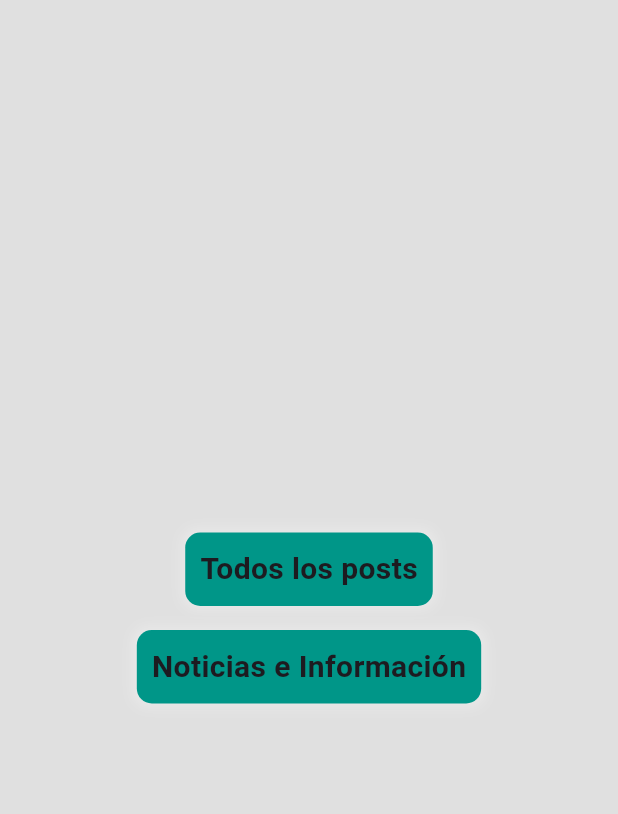
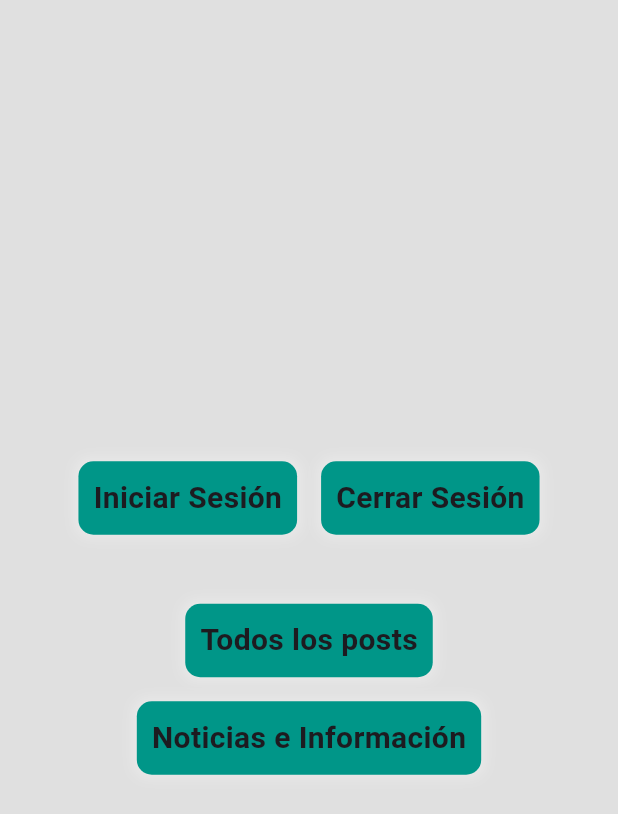
Before and after one commit to lenonay/hbd-app, a Flutter app: the screen it shows after launch, on a phone screen of 412 x 824 dp. Shown: the top 814 px of the screen. Run offline on Flutter 3.47's test engine with Material 3 defaults, Android fonts, the phone set to English and light mode, and no system bars; our stand-ins replace cookie_jar, dio, dio_cookie_manager, flutter_dotenv.

Commit message:
Auth system, functional

```diff
--- /dev/null
+++ b/lib/core/network/api_routes.dart
@@ -0,0 +1,4 @@
+class ApiRoutes {
+  static const login = "/account/login";
+  static const suggestions = "/v1/suggestions";
+}
--- a/lib/data/env.dart
+++ b/lib/data/env.dart
@@ -1,5 +1,11 @@
 import 'package:flutter_dotenv/flutter_dotenv.dart';
 
 class Env {
+  static final String apiToken = dotenv.env['API_TOKEN']!;
+  static final String apiURL = dotenv.env["API_URL"]!;
   static final String baseApi = dotenv.env['BASE_API']!;
+  static final String dfImgFull = dotenv.env["DF_IMG_FULL"]!;
+  static final String dfImgLarge = dotenv.env["DF_IMG_LARGE"]!;
+  static final String dfImgMedium = dotenv.env["DF_IMG_MEDIUM"]!;
+  static final String dfImgThumbnail = dotenv.env["DF_IMG_THUMBNAIL"]!;
 }
--- a/lib/main.dart
+++ b/lib/main.dart
@@ -1,5 +1,6 @@
 import 'package:flutter/material.dart';
 import 'package:flutter_dotenv/flutter_dotenv.dart';
+import 'package:wp_integration/core/network/dio_client.dart';
 
 import 'package:wp_integration/routes/app_routes.dart';
 import 'package:wp_integration/routes/route_generator.dart';
@@ -7,6 +8,9 @@ import 'package:wp_integration/routes/route_generator.dart';
 void main() async {
   // Cargar el dotenv
   await dotenv.load(fileName: ".env");
+
+  final dioClient = DioClient();
+  await dioClient.init();
 
   runApp(const MainApp());
 }
@@ -19,7 +23,7 @@ class MainApp extends StatelessWidget {
     return MaterialApp(
       debugShowCheckedModeBanner: false,
       initialRoute: AppRoutes.homeScreen,
-      onGenerateRoute: RouteGenerator.generateRoute
+      onGenerateRoute: RouteGenerator.generateRoute,
     );
   }
 }
--- a/lib/routes/app_routes.dart
+++ b/lib/routes/app_routes.dart
@@ -3,4 +3,5 @@ class AppRoutes {
   static const String gridScreen = "/grid";
   static const String dividedScreen = "/divided";
   static const String postDetail = "/postDetail";
+  static const String loginFormScreen = "/login";
 }
--- a/lib/routes/route_generator.dart
+++ b/lib/routes/route_generator.dart
@@ -6,6 +6,7 @@ import 'package:wp_integration/screens/divided_screen.dart';
 import 'package:wp_integration/screens/grid_screen.dart';
 import 'package:wp_integration/screens/home_screen.dart';
 import 'package:wp_integration/screens/post_detail_screen.dart';
+import 'package:wp_integration/screens/login_form_screen.dart';
 
 class RouteGenerator {
   static Route<dynamic> generateRoute(RouteSettings settings) {
@@ -30,6 +31,9 @@ class RouteGenerator {
           return _errorRoute();
         }
 
+      case AppRoutes.loginFormScreen:
+        return MaterialPageRoute(builder: (_) => LoginFormScreen());
+
       default:
         return _errorRoute();
     }
--- a/lib/screens/home_screen.dart
+++ b/lib/screens/home_screen.dart
@@ -1,8 +1,49 @@
 import 'package:flutter/material.dart';
+import 'package:wp_integration/core/network/dio_client.dart';
 import 'package:wp_integration/routes/app_routes.dart';
+import 'package:wp_integration/widgets/route_button.dart';
 
 class HomeScreen extends StatelessWidget {
   const HomeScreen({super.key});
+
+  void _handleLogout(BuildContext context) async {
+    final dioClient = DioClient();
+    final hadAuth = await dioClient.hasTokenCookie();
+
+    try {
+      dioClient.logout();
+
+      if (!context.mounted) return;
+      ScaffoldMessenger.of(context).showSnackBar(
+        SnackBar(
+          content: Text(
+            hadAuth
+                ? "Sesión cerrada correctamente"
+                : "No ha iniciado sesión previamente",
+            style: snackBarTextStyle(),
+            textAlign: TextAlign.center,
+          ),
+          backgroundColor: hadAuth ? Colors.lightBlueAccent : Colors.blueGrey,
+        ),
+      );
+    } catch (err) {
+      if (!context.mounted) return;
+      ScaffoldMessenger.of(context).showSnackBar(
+        SnackBar(
+          content: Text(
+            "Error al cerrar sesión ❌",
+            style: snackBarTextStyle(),
+            textAlign: TextAlign.center,
+          ),
+          backgroundColor: Colors.red,
+        ),
+      );
+    }
+  }
+
+  TextStyle snackBarTextStyle() {
+    return TextStyle(fontSize: 22, color: Colors.white70);
+  }
 
   @override
   Widget build(BuildContext context) {
@@ -12,40 +53,49 @@ class HomeScreen extends StatelessWidget {
         child: Column(
           mainAxisAlignment: MainAxisAlignment.center,
           children: [
-            routeButton(context, AppRoutes.gridScreen, "Todos los posts"),
-            routeButton(
-              context,
-              AppRoutes.dividedScreen,
-              "Noticias e Información",
-            ),
+            accountButtons(context),
+            SizedBox(height: 30),
+            postsButtons(context),
           ],
         ),
       ),
     );
   }
 
-  Padding routeButton(BuildContext context, String route, String title) {
-    return Padding(
-      padding: const EdgeInsets.all(8.0),
-      child: InkWell(
-        onTap: () {
-          Navigator.pushNamed(context, route);
-        },
-        child: Container(
-          decoration: BoxDecoration(
-            borderRadius: BorderRadius.circular(10),
-            color: Colors.teal,
-            boxShadow: [
-              BoxShadow(color: Colors.white30, spreadRadius: 2, blurRadius: 7),
-            ],
-          ),
-          padding: EdgeInsets.all(10),
-          child: Text(
-            title,
-            style: TextStyle(fontSize: 20, fontWeight: FontWeight.bold),
-          ),
+  Column postsButtons(BuildContext context) {
+    return Column(
+      children: [
+        RouteButton(
+          context: context,
+          route: AppRoutes.gridScreen,
+          title: "Todos los posts",
         ),
-      ),
+        RouteButton(
+          context: context,
+          route: AppRoutes.dividedScreen,
+          title: "Noticias e Información",
+        ),
+      ],
+    );
+  }
+
+  Row accountButtons(BuildContext context) {
+    return Row(
+      mainAxisAlignment: MainAxisAlignment.center,
+      children: [
+        RouteButton(
+          context: context,
+          route: AppRoutes.loginFormScreen,
+          title: "Iniciar Sesión",
+        ),
+        RouteButton(
+          context: context,
+          title: "Cerrar Sesión",
+          onTap: () {
+            _handleLogout(context);
+          },
+        ),
+      ],
     );
   }
 }
--- /dev/null
+++ b/lib/widgets/route_button.dart
@@ -0,0 +1,40 @@
+import 'package:flutter/material.dart';
+
+class RouteButton extends StatelessWidget {
+  const RouteButton({
+    super.key,
+    required this.context,
+    this.route,
+    required this.title,
+    this.onTap,
+  });
+
+  final BuildContext context;
+  final String? route;
+  final String title;
+  final VoidCallback? onTap;
+
+  @override
+  Widget build(BuildContext context) {
+    return Padding(
+      padding: const EdgeInsets.all(8.0),
+      child: InkWell(
+        onTap: onTap ?? () => Navigator.pushNamed(context, route!),
+        child: Container(
+          decoration: BoxDecoration(
+            borderRadius: BorderRadius.circular(10),
+            color: Colors.teal,
+            boxShadow: [
+              BoxShadow(color: Colors.white30, spreadRadius: 2, blurRadius: 7),
+            ],
+          ),
+          padding: EdgeInsets.all(10),
+          child: Text(
+            title,
+            style: TextStyle(fontSize: 20, fontWeight: FontWeight.bold),
+          ),
+        ),
+      ),
+    );
+  }
+}
--- a/pubspec.yaml
+++ b/pubspec.yaml
@@ -12,6 +12,10 @@ dependencies:
   http: ^1.3.0
   html: ^0.15.5
   flutter_dotenv: ^5.2.1
+  dio: ^5.8.0
+  dio_cookie_manager: ^3.2.0
+  cookie_jar: ^4.0.8
+  path_provider: ^2.1.5
 
 dev_dependencies:
   flutter_test:
```
Also changed, not shown: lib/core/mixins/auth_mixin.dart (added, +11 -0 lines), lib/core/network/dio_client.dart (added, +99 -0 lines), lib/data/repository.dart (+11 -2 lines), lib/data/user_repository.dart (added, +11 -0 lines), lib/models/account.dart (added, +10 -0 lines), lib/models/wp_posts.dart (+17 -4 lines), lib/screens/login_form_screen.dart (added, +129 -0 lines), lib/screens/post_detail_screen.dart (+11 -4 lines), lib/services/auth_service.dart (added, +30 -0 lines), lib/widgets/auth_wrapper.dart (added, +36 -0 lines), lib/core/storage/cookie_storage.dart (added), pubspec.lock, 2 other files.
